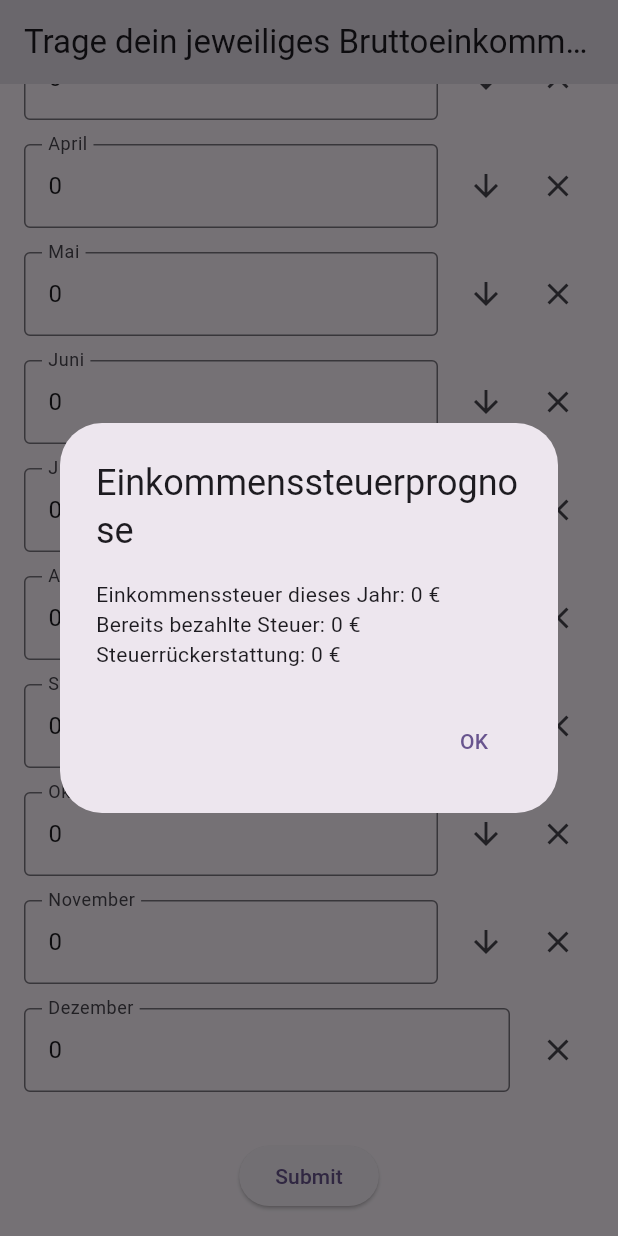
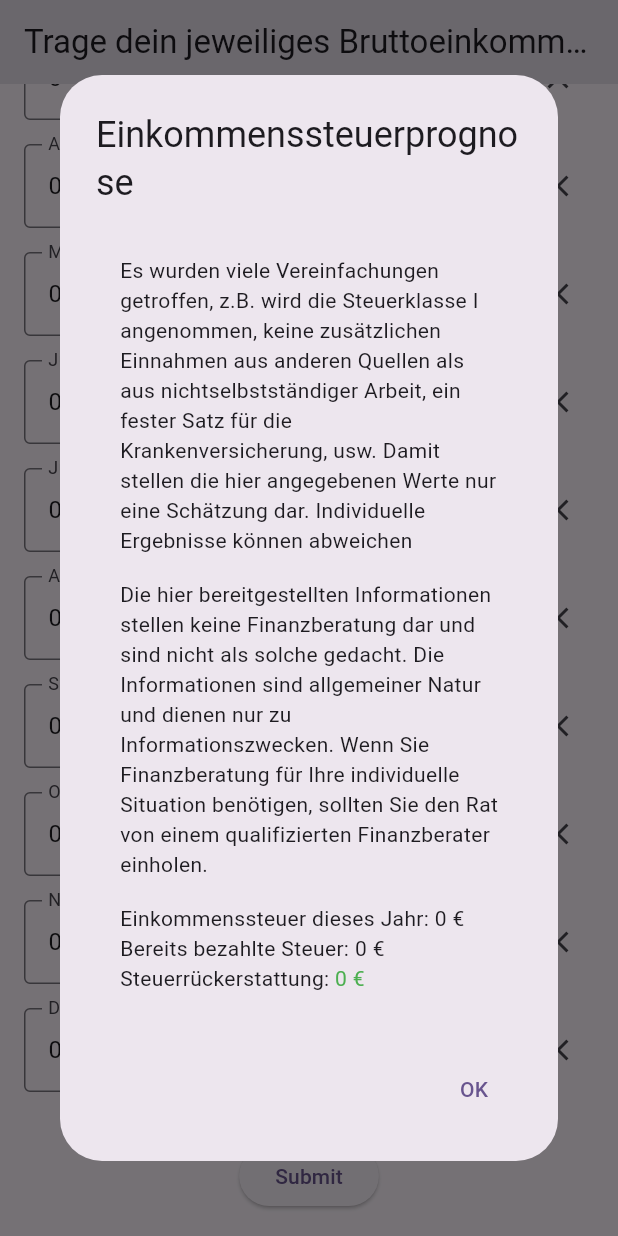
Before and after one commit to AlexanderSambale/wievielkriegich, a Flutter app: the screen it shows after launch, scrolled down 200 dp, after a tap on "Submit", on a phone screen of 412 x 824 dp. Run offline on Flutter 3.47's test engine with Material 3 defaults, Android fonts, the light colour scheme and no system bars.

Commit message:
feat: :sparkles: Add financial disclaimer

```diff
--- a/lib/main.dart
+++ b/lib/main.dart
@@ -179,14 +179,33 @@
       context: context,
       builder: (_) => AlertDialog(
         title: Text('Einkommenssteuerprognose'),
-        content: Column(
+        content: SingleChildScrollView(
+          padding: EdgeInsets.all(16),
+          child: Column(
             mainAxisSize: MainAxisSize.min,
             crossAxisAlignment: CrossAxisAlignment.start,
             children: [
+              Text(
+                'Es wurden viele Vereinfachungen getroffen, z.B. wird die Steuerklasse I angenommen, keine zusätzlichen Einnahmen aus anderen Quellen als aus nichtselbstständiger Arbeit, ein fester Satz für die Krankenversicherung, usw. Damit stellen die hier angegebenen Werte nur eine Schätzung dar. Individuelle Ergebnisse können abweichen',
+              ),
+              SizedBox(height: 16),
+              Text(
+                'Die hier bereitgestellten Informationen stellen keine Finanzberatung dar und sind nicht als solche gedacht. Die Informationen sind allgemeiner Natur und dienen nur zu Informationszwecken. Wenn Sie Finanzberatung für Ihre individuelle Situation benötigen, sollten Sie den Rat von einem qualifizierten Finanzberater einholen.',
+              ),
+              SizedBox(height: 16),
               Text('Einkommenssteuer dieses Jahr: ${tax.toStringAsFixed(0)} €'),
               Text('Bereits bezahlte Steuer: ${taxPaid.toStringAsFixed(0)} €'),
-            Text('Steuerrückerstattung: ${taxReturn.toStringAsFixed(0)} €'),
+              Row(
+                children: [
+                  Text('Steuerrückerstattung: '),
+                  Text(
+                    '${taxReturn.toStringAsFixed(0)} €',
+                    style: TextStyle(color: Colors.green),
+                  ),
                 ],
+              ),
+            ],
+          ),
         ),
         actions: [
           TextButton(
```
Lines whose indentation alone changed are shown as unchanged.
